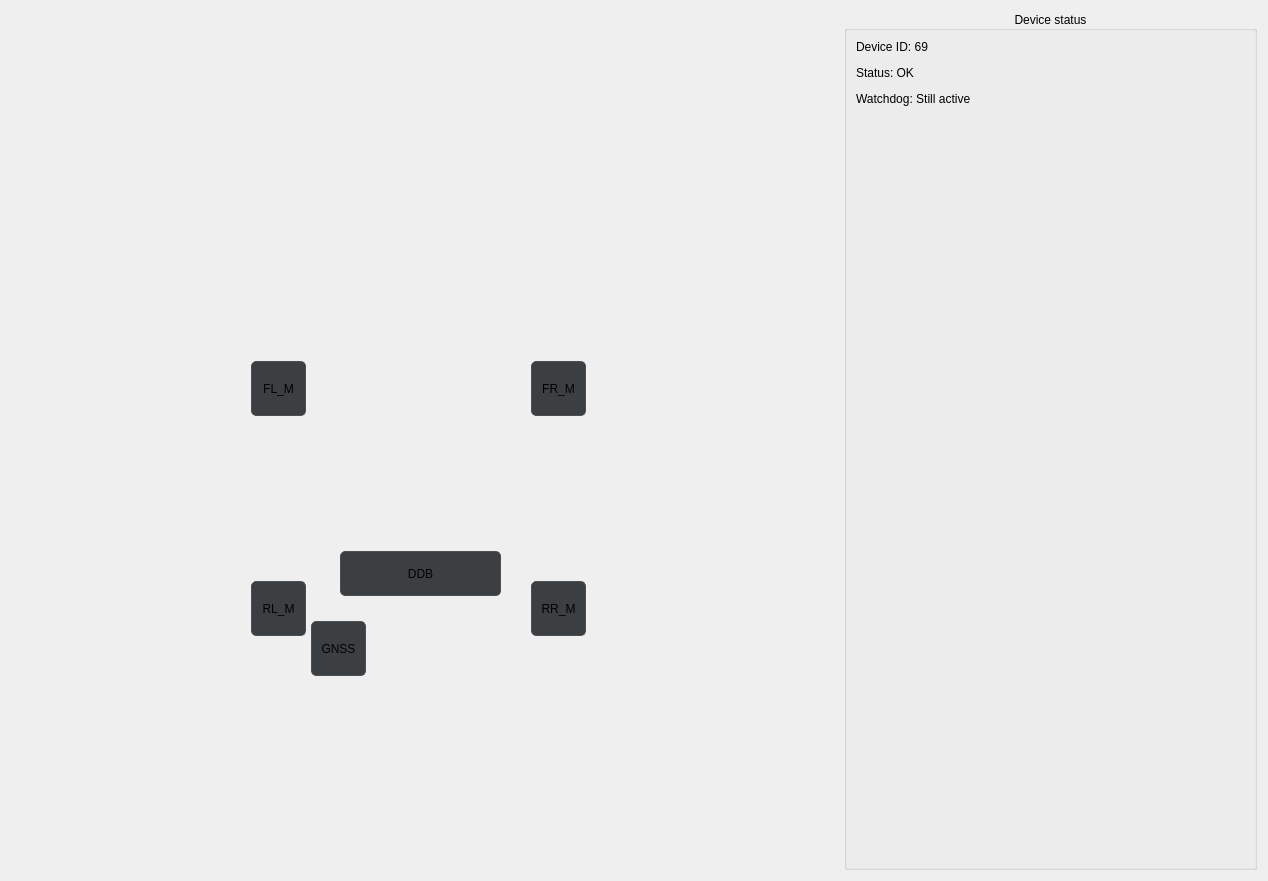
Qt form rover_gui/ui/ui/DeviceStatus.ui (robotique-udes/rover) before a commit.
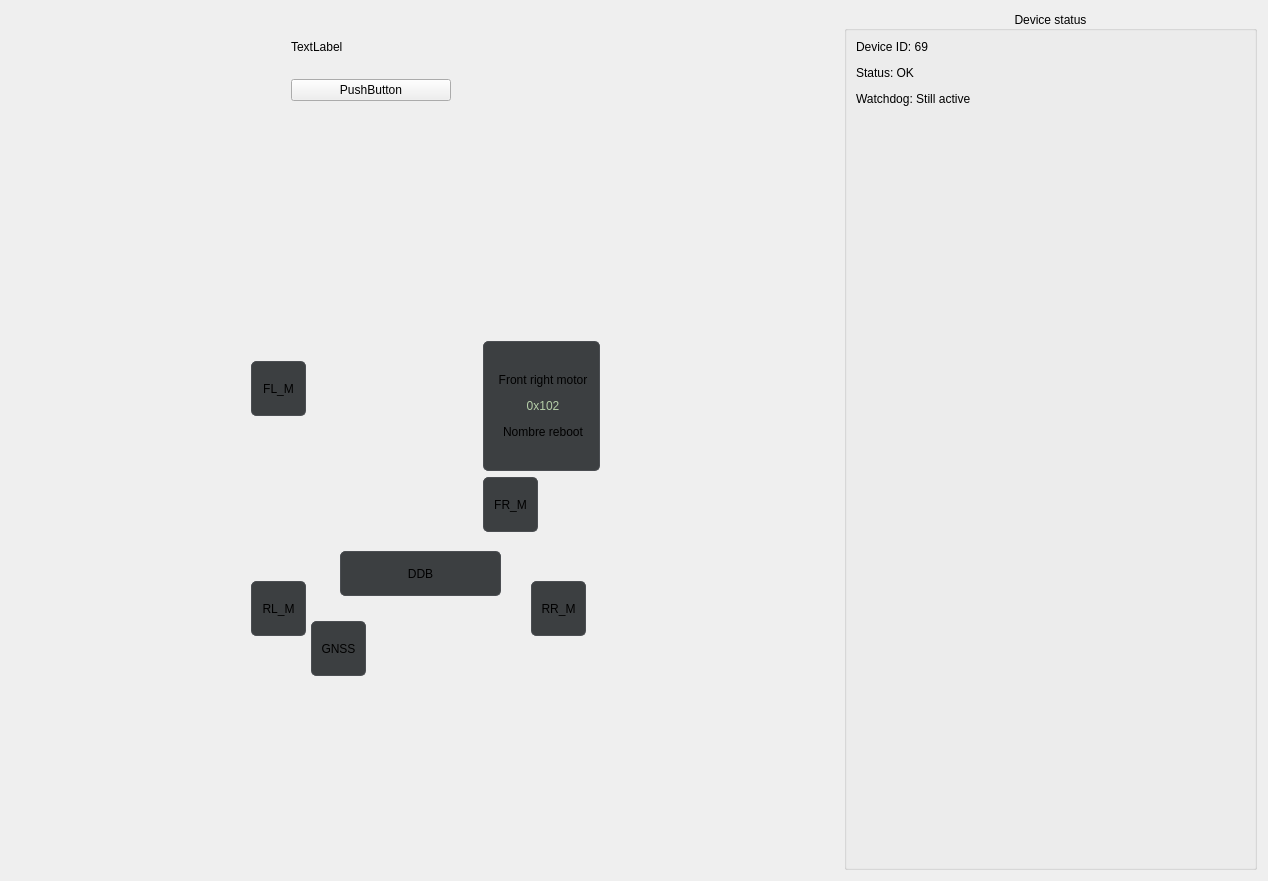
The same form after that commit. Icons and pictures are not drawn.

Diff of the .ui file:
```diff
--- a/rover_gui/ui/ui/DeviceStatus.ui
+++ b/rover_gui/ui/ui/DeviceStatus.ui
@@ -47,57 +47,6 @@
        <bool>false</bool>
       </property>
      </widget>
-     <widget class="QPushButton" name="frontrightMotor">
-      <property name="geometry">
-       <rect>
-        <x>520</x>
-        <y>350</y>
-        <width>55</width>
-        <height>55</height>
-       </rect>
-      </property>
-      <property name="sizePolicy">
-       <sizepolicy hsizetype="Fixed" vsizetype="Fixed">
-        <horstretch>0</horstretch>
-        <verstretch>0</verstretch>
-       </sizepolicy>
-      </property>
-      <property name="minimumSize">
-       <size>
-        <width>55</width>
-        <height>55</height>
-       </size>
-      </property>
-      <property name="maximumSize">
-       <size>
-        <width>55</width>
-        <height>55</height>
-       </size>
-      </property>
-      <property name="autoFillBackground">
-       <bool>false</bool>
-      </property>
-      <property name="styleSheet">
-       <string notr="true">QPushButton {
-    background-color: #3c3f41;
-    border: 1px solid #4b4e52;
-    border-radius: 5px;
-    padding: 5px 10px;
-}</string>
-      </property>
-      <property name="text">
-       <string>FR_M</string>
-      </property>
-      <property name="checkable">
-       <bool>false</bool>
-      </property>
-      <property name="autoDefault">
-       <bool>false</bool>
-      </property>
-      <property name="flat">
-       <bool>false</bool>
-      </property>
-     </widget>
      <widget class="QPushButton" name="frontleftMotor">
       <property name="geometry">
        <rect>
@@ -344,6 +293,121 @@
        <bool>false</bool>
       </property>
      </widget>
+     <widget class="QWidget" name="gridLayoutWidget">
+      <property name="geometry">
+       <rect>
+        <x>280</x>
+        <y>10</y>
+        <width>160</width>
+        <height>80</height>
+       </rect>
+      </property>
+      <layout class="QGridLayout" name="gridLayout">
+       <item row="1" column="1">
+        <widget class="QLabel" name="label">
+         <property name="text">
+          <string>TextLabel</string>
+         </property>
+        </widget>
+       </item>
+       <item row="2" column="1">
+        <widget class="QPushButton" name="pushButton">
+         <property name="text">
+          <string>PushButton</string>
+         </property>
+        </widget>
+       </item>
+      </layout>
+     </widget>
+     <widget class="QWidget" name="gridLayoutWidget_2">
+      <property name="geometry">
+       <rect>
+        <x>530</x>
+        <y>20</y>
+        <width>160</width>
+        <height>80</height>
+       </rect>
+      </property>
+      <layout class="QGridLayout" name="gridLayout_2"/>
+     </widget>
+     <widget class="QWidget" name="widget" native="true">
+      <property name="geometry">
+       <rect>
+        <x>440</x>
+        <y>330</y>
+        <width>181</width>
+        <height>191</height>
+       </rect>
+      </property>
+      <layout class="QGridLayout" name="gridLayout_3">
+       <item row="0" column="0">
+        <widget class="QLabel" name="label_2">
+         <property name="layoutDirection">
+          <enum>Qt::LeftToRight</enum>
+         </property>
+         <property name="styleSheet">
+          <string notr="true">QLabel {
+    background-color: #3c3f41;
+    border: 1px solid #4b4e52;
+    border-radius: 5px;
+    padding: 5px 10px;
+}</string>
+         </property>
+         <property name="text">
+          <string>&lt;html&gt;&lt;head/&gt;&lt;body&gt;&lt;p align=&quot;center&quot;&gt;Front right motor&lt;/p&gt;&lt;p align=&quot;center&quot;&gt;&lt;span style=&quot; font-family:'Droid Sans Mono','monospace','monospace'; font-size:12px; color:#b5cea8;&quot;&gt;0x102&lt;/span&gt;&lt;/p&gt;&lt;p align=&quot;center&quot;&gt;Nombre reboot&lt;/p&gt;&lt;/body&gt;&lt;/html&gt;</string>
+         </property>
+        </widget>
+       </item>
+       <item row="2" column="0">
+        <widget class="QPushButton" name="frontrightMotor">
+         <property name="sizePolicy">
+          <sizepolicy hsizetype="Fixed" vsizetype="Fixed">
+           <horstretch>0</horstretch>
+           <verstretch>0</verstretch>
+          </sizepolicy>
+         </property>
+         <property name="minimumSize">
+          <size>
+           <width>55</width>
+           <height>55</height>
+          </size>
+         </property>
+         <property name="maximumSize">
+          <size>
+           <width>55</width>
+           <height>55</height>
+          </size>
+         </property>
+         <property name="layoutDirection">
+          <enum>Qt::LeftToRight</enum>
+         </property>
+         <property name="autoFillBackground">
+          <bool>false</bool>
+         </property>
+         <property name="styleSheet">
+          <string notr="true">QPushButton {
+    background-color: #3c3f41;
+    border: 1px solid #4b4e52;
+    border-radius: 5px;
+    padding: 5px 10px;
+}</string>
+         </property>
+         <property name="text">
+          <string>FR_M</string>
+         </property>
+         <property name="checkable">
+          <bool>false</bool>
+         </property>
+         <property name="autoDefault">
+          <bool>false</bool>
+         </property>
+         <property name="flat">
+          <bool>false</bool>
+         </property>
+        </widget>
+       </item>
+      </layout>
+     </widget>
     </widget>
    </item>
    <item>
```
